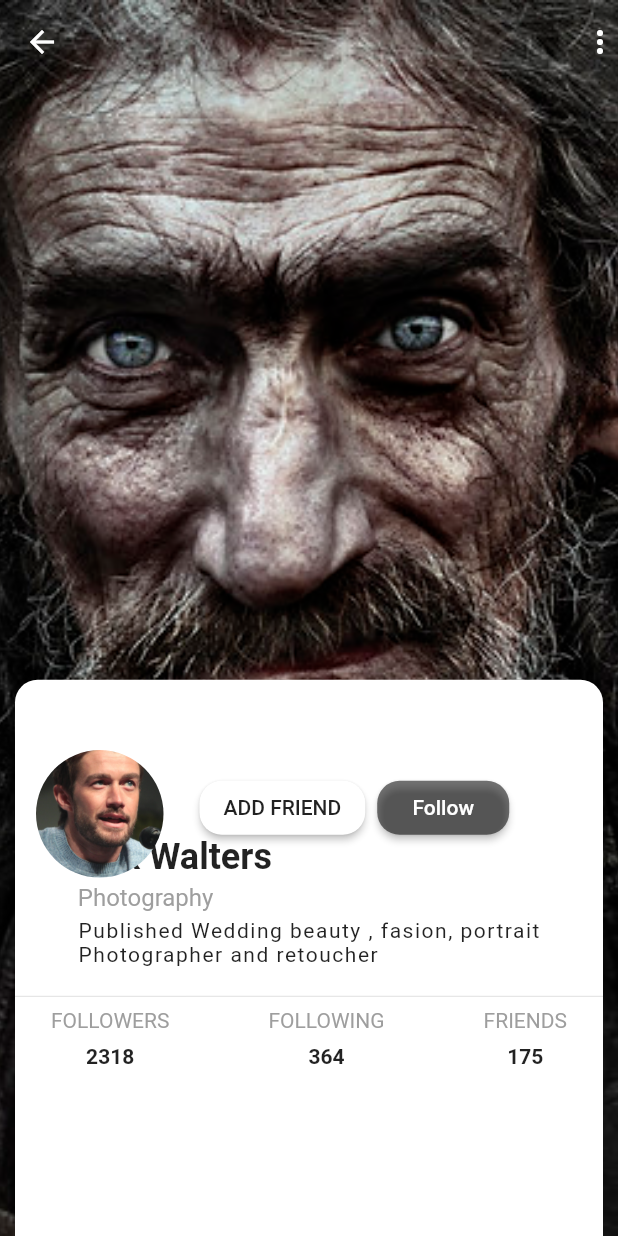
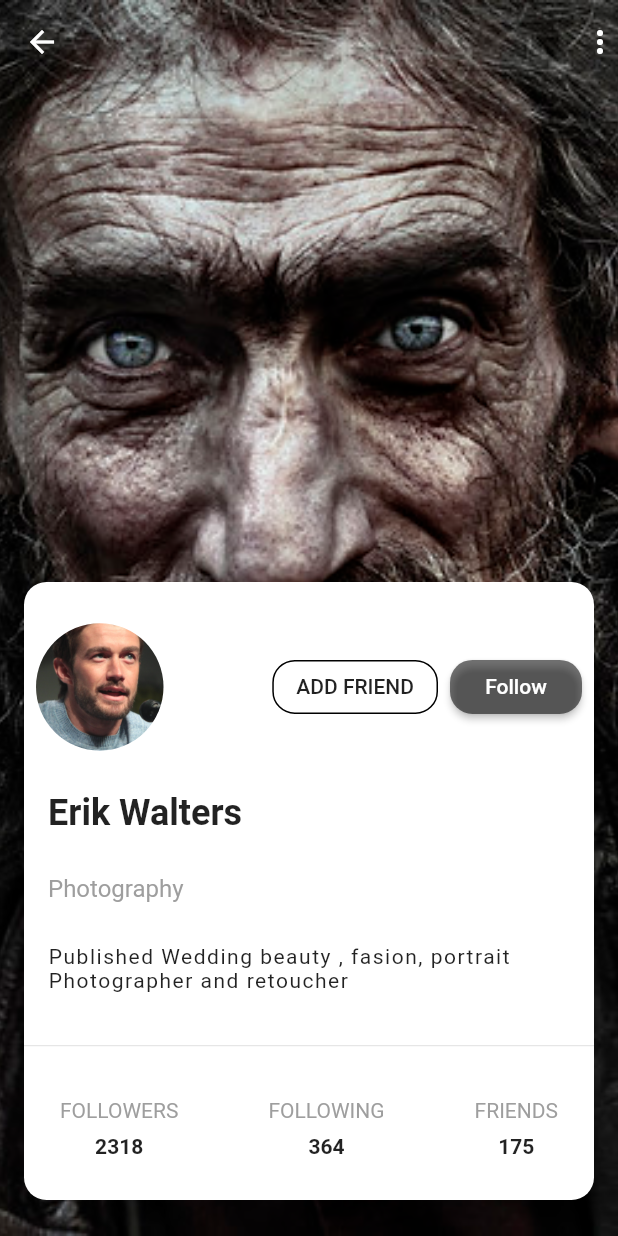
Before and after one commit to Adel-Saad/flutter-ui, a Flutter app: the screen it shows after launch, on a phone screen of 412 x 824 dp. Run offline on Flutter 3.47's test engine with Material 2 defaults, Android fonts, the phone set to English and light mode, and no system bars.

Commit message:
updating profile 4

```diff
--- a/lib/Profiles/profile4/profile4.dart
+++ b/lib/Profiles/profile4/profile4.dart
@@ -27,13 +27,8 @@ class _Profile4State extends State<Profile4> {
                 Icon(Icons.more_vert),
               ],
             ),
-            body: Stack(
-              children: [
-                _mainContent(context),
-              ],
+            body: _mainContent(context),
           ),
-          ),
-          _profileImage(context),
         ],
       ),
     );
@@ -42,21 +37,22 @@ class _Profile4State extends State<Profile4> {
 // WIDGETS =====================================================================
 
   Widget _mainContent(context) {
-    return Positioned(
-      bottom: 0,
-      left: 10,
-      right: 10,
+    return Align(
+      alignment: Alignment.bottomCenter,
       child: Container(
+        margin: EdgeInsets.symmetric(horizontal: 16, vertical: 24),
         width: MediaQuery.of(context).size.width,
-        height: MediaQuery.of(context).size.height * 0.45,
+        height: MediaQuery.of(context).size.height * 0.50,
         decoration: BoxDecoration(
-          borderRadius: BorderRadius.only(
-              topLeft: Radius.circular(15), topRight: Radius.circular(15)),
+          borderRadius: BorderRadius.all(Radius.circular(15)),
           color: Colors.white,
         ),
         child: Column(
+          mainAxisAlignment: MainAxisAlignment.spaceEvenly,
+          crossAxisAlignment: CrossAxisAlignment.start,
           children: [
-            _namePhotographyText(context),
+            _profileImage(context),
+            ..._namePhotographyText(context),
             Divider(),
             _counters(context),
           ],
@@ -74,15 +70,13 @@ class _Profile4State extends State<Profile4> {
   }
 
   Widget _profileImage(context) {
-    return Positioned(
-        left: 16,
-        bottom: MediaQuery.of(context).size.height * 0.29,
-        right: 16,
+    return Padding(
+      padding: const EdgeInsets.symmetric(horizontal: 08),
       child: Row(
         crossAxisAlignment: CrossAxisAlignment.center,
+        mainAxisAlignment: MainAxisAlignment.spaceBetween,
         children: [
           Container(
-              margin: EdgeInsets.only(left: 08, right: 24, top: 08),
             width: 85,
             height: 85,
             decoration: BoxDecoration(
@@ -93,9 +87,12 @@ class _Profile4State extends State<Profile4> {
               ),
             ),
           ),
+          Spacer(),
           RaisedButton(
-              color: Colors.white,
+            color: Colors.transparent,
+            elevation: 0,
             shape: RoundedRectangleBorder(
+              side: BorderSide(color: Colors.black, width: 1),
               borderRadius: BorderRadius.circular(15),
             ),
             onPressed: () => null,
@@ -107,43 +104,43 @@ class _Profile4State extends State<Profile4> {
           RaisedButton(
             color: Colors.black54,
             textColor: Colors.white,
-              shape: RoundedRectangleBorder(
-                  borderRadius: BorderRadius.circular(15)),
+            shape:
+                RoundedRectangleBorder(borderRadius: BorderRadius.circular(15)),
             onPressed: () => null,
             child: Text('Follow'),
           ),
         ],
-        ));
+      ),
+    );
   }
 
-  Widget _namePhotographyText(context) {
-    return Padding(
-      padding: const EdgeInsets.all(12.0),
-      child: Column(
-        crossAxisAlignment: CrossAxisAlignment.start,
-        children: [
-          SizedBox(
-            height: 92,
-          ),
-          Text(
+  List<Widget> _namePhotographyText(context) {
+    return [
+      Padding(
+        padding: const EdgeInsets.only(left: 16),
+        child: Text(
           profile.user.name,
           style: TextStyle(fontSize: 24, fontWeight: FontWeight.bold),
         ),
+      ),
       Padding(
-            padding: const EdgeInsets.symmetric(vertical: 04),
-            child: Text('Photography',
+        padding: const EdgeInsets.only(left: 16),
+        child: Text(profile.user.profession,
             style: TextStyle(
               color: Colors.grey,
               fontSize: 16,
             )),
       ),
-          Text(
-            'Published Wedding beauty , fasion, portrait\nPhotographer and retoucher',
+      Padding(
+        padding: const EdgeInsets.symmetric(
+          horizontal: 16,
+        ),
+        child: Text(
+          profile.user.aboutMe,
           style: TextStyle(letterSpacing: 1.01),
         ),
-        ],
       ),
-    );
+    ];
   }
 
   Widget _counters(context) {
--- a/lib/Profiles/profile4/provider4.dart
+++ b/lib/Profiles/profile4/provider4.dart
@@ -3,7 +3,11 @@ import 'package:flutter_profiles_ui/Profiles/profile4/user4.dart';
 class Profile4Provider {
   static Profile getProfile() {
     return Profile(
-        user: User(name: 'Erik Walters'),
+        user: User(
+            name: 'Erik Walters',
+            profession: 'Photography',
+            aboutMe:
+                'Published Wedding beauty , fasion, portrait Photographer and retoucher'),
         followers: 2318,
         following: 364,
         friends: 175);
--- a/lib/Profiles/profile4/user4.dart
+++ b/lib/Profiles/profile4/user4.dart
@@ -1,7 +1,11 @@
 class User {
   String name;
+  String profession;
+  String aboutMe;
   User({
     this.name,
+    this.profession,
+    this.aboutMe,
   });
 }
 
```
Lines whose indentation alone changed are shown as unchanged.
